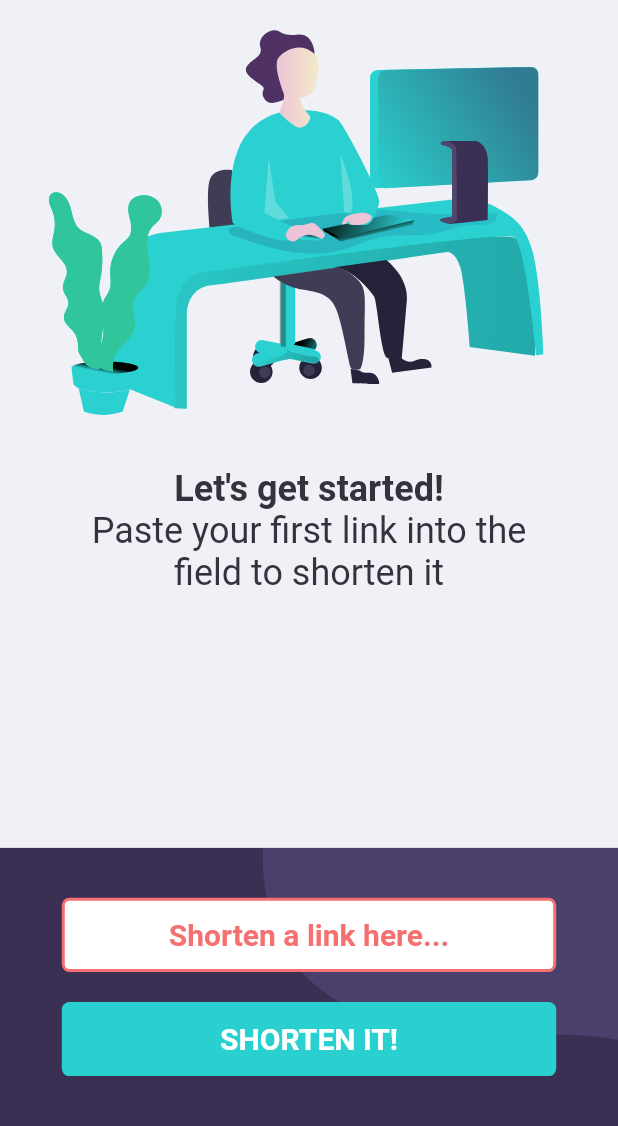
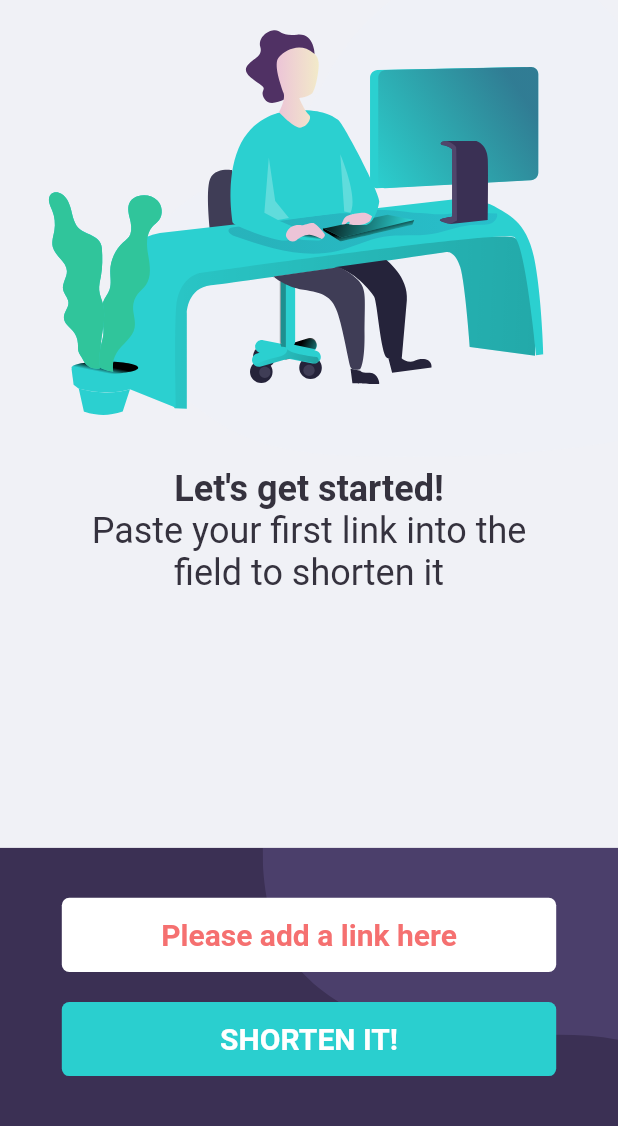
Before and after one commit to tahiruzelli/Link-Shorter-Flutter, a Flutter app: the screen it shows after launch, after a tap on "SHORTEN IT!", on a phone screen of 412 x 824 dp, the part 110-1236 px from its top. Run offline on Flutter 3.47's test engine with Material 2 defaults, Android fonts, the light colour scheme and no system bars; our stand-ins replace flutter_svg, get, get_storage.

Commit message:
proje tamamlandi ve unit testler yazildi(custom paint haric)

```diff
--- a/lib/Controllers/HomePageController/home_page_controller.dart
+++ b/lib/Controllers/HomePageController/home_page_controller.dart
@@ -3,8 +3,8 @@ import 'package:get/get.dart';
 import 'package:get_storage/get_storage.dart';
 import 'package:link_shorter/Controllers/MainController/main_controller.dart';
 import 'package:link_shorter/Globals/Widgets/Alerts/custom_snackbar.dart';
-import 'package:link_shorter/Globals/app_state.dart';
-
+import 'package:link_shorter/Models/in_storage_shorten_link_model.dart';
+import '../../Globals/Constans/get_storage_keys.dart';
 import '../../Repositories/LinkShorterRepository/link_shorter_repository.dart';
 
 class HomePageController extends GetxController {
@@ -14,7 +14,7 @@ class HomePageController extends GetxController {
   get getShortenLinkController => _shortenLinkController;
 
   RxInt copiedLinkIndex = RxInt(0);
-  get getCopiedLinkIndex => copiedLinkIndex.value;
+  RxInt get getCopiedLinkIndex => copiedLinkIndex;
   void setCopiedLinkIndex(int value) {
     //teknik olarak mumkun olmasa da listenin uzunlugundan buyuk bir index almamasini sagladim
     if (value <= _shortenLinkHistoryList!.length) {
@@ -27,27 +27,39 @@ class HomePageController extends GetxController {
     // TODO: implement onInit
     super.onInit();
     copiedLinkIndex.value = -1;
+    List? tmp = GetStorage().read(shortenLinkHistoryKey);
+    tmp ??= [];
     _shortenLinkHistoryList?.value =
-        GetStorage().read('shortenLinkHistory') ?? [];
-    //eger daha once hic kayit olmamissa null olmasindan oturu olacak hatalari
-    // bos liste yaparak fixliyorum
+        (tmp).map((e) => InStorageShortenLinkModel.fromJson(e)).toList();
   }
 
-  final RxList? _shortenLinkHistoryList = [].obs;
-  List get getShortenLinkHistoryList => _shortenLinkHistoryList!;
+  final RxList<InStorageShortenLinkModel>? _shortenLinkHistoryList =
+      <InStorageShortenLinkModel>[].obs;
+  List<InStorageShortenLinkModel> get getShortenLinkHistoryList =>
+      _shortenLinkHistoryList!;
 
-  void addShortenLinkHistoryList({String? longLink, String? shortenLink}) {
-    Map tmp = {
+  void addShortenLinkHistoryList(
+      {required String longLink, required String shortenLink}) async {
+    Map<String, dynamic> tmp = {
       'longLink': longLink,
       'shortenLink': shortenLink,
     };
-    _shortenLinkHistoryList!.add(tmp);
-    GetStorage().write('shortenLinkHistory', _shortenLinkHistoryList);
+    if (_shortenLinkHistoryList == null) {
+      _shortenLinkHistoryList?.value = [];
+    }
+    _shortenLinkHistoryList!.add(InStorageShortenLinkModel.fromJson(tmp));
+    await GetStorage().write(
+      shortenLinkHistoryKey,
+      InStorageShortenLinkModel().toMap(
+        _shortenLinkHistoryList ?? [],
+      ),
+    );
   }
 
-  void removeShortenLinkHistoryList(index) {
+  void removeShortenLinkHistoryList(int index) async {
     _shortenLinkHistoryList!.removeAt(index);
-    GetStorage().write('shortenLinkHistory', _shortenLinkHistoryList);
+    await GetStorage().write(shortenLinkHistoryKey,
+        InStorageShortenLinkModel().toMap(_shortenLinkHistoryList!));
   }
 
   Future getShortLink(String longLink) async {
@@ -65,8 +77,11 @@ class HomePageController extends GetxController {
     if (_shortenLinkController.text == '' ||
         _shortenLinkController.text.isEmpty) {
       errorStatus.value = true;
+      _shortenLinkController.clear();
       warningSnackBar("Link can not be empty");
     } else if (!GetUtils.isURL(_shortenLinkController.text)) {
+      errorStatus.value = true;
+      _shortenLinkController.clear();
       warningSnackBar("Entered url is not valid");
     } else {
       // Herhangi bir syntax problemi olmadigina emin olduktan sonra api requesti atiyoruz.
--- a/lib/Controllers/MainController/main_controller.dart
+++ b/lib/Controllers/MainController/main_controller.dart
@@ -1,12 +1,37 @@
-import 'package:get/get_state_manager/get_state_manager.dart';
+import 'package:flutter/material.dart';
+import 'package:get/get.dart';
+import 'package:get_storage/get_storage.dart';
+import 'package:link_shorter/Globals/Constans/get_storage_keys.dart';
 import 'package:link_shorter/Globals/app_state.dart';
+import 'package:link_shorter/Views/IntroViews/intro_view.dart';
+import '../../Views/HomePageView/home_page.dart';
 
 class MainController extends GetxController {
   late AppState appState;
+  bool? isUserSeeIntro;
+  void onSkipButtonPressed() {
+    isUserSeeIntro = true;
+    GetStorage().write(isUserSeeIntroKey, isUserSeeIntro);
+    Get.offAll(HomePageView());
+  }
+
+  Widget firstRoute() {
+    if (isUserSeeIntro ?? false) {
+      return IntroView();
+    } else {
+      return HomePageView();
+    }
+  }
+
+  void changeAppState(AppState appState) {
+    this.appState = appState;
+  }
+
   @override
   void onInit() {
     // TODO: implement onInit
     super.onInit();
     appState = AppState.DONE;
+    isUserSeeIntro = GetStorage().read(isUserSeeIntroKey) ?? false;
   }
 }
--- /dev/null
+++ b/lib/Globals/Constans/get_storage_keys.dart
@@ -0,0 +1,2 @@
+String isUserSeeIntroKey = "isUserSeeIntro";
+String shortenLinkHistoryKey = "shortenLinkHistory";
--- a/lib/Globals/Widgets/Buttons/blue_button.dart
+++ b/lib/Globals/Widgets/Buttons/blue_button.dart
@@ -1,21 +1,20 @@
 import 'package:flutter/material.dart';
 import 'package:get/get.dart';
-import 'package:link_shorter/Controllers/HomePageController/home_page_controller.dart';
-import 'package:link_shorter/Globals/Widgets/Alerts/custom_snackbar.dart';
-
 import '../../Constans/colors.dart';
 
 class BlueButton extends StatelessWidget {
   late String buttonContent;
-  BlueButton({required this.buttonContent, Key? key}) : super(key: key);
-  HomePageController homePageController = Get.find();
+  late Function buttonFunction;
+  BlueButton(
+      {required this.buttonContent, required this.buttonFunction, Key? key})
+      : super(key: key);
   @override
   Widget build(BuildContext context) {
     return Align(
       alignment: Alignment.center,
       child: InkWell(
         onTap: () {
-          homePageController.onShortenItButtonPressed();
+          buttonFunction();
         },
         child: Container(
           width: Get.width * 0.8,
--- a/lib/Globals/Widgets/Inputs/custom_textfield.dart
+++ b/lib/Globals/Widgets/Inputs/custom_textfield.dart
@@ -1,16 +1,9 @@
 import 'package:flutter/material.dart';
 import 'package:get/get.dart';
 import 'package:link_shorter/Controllers/HomePageController/home_page_controller.dart';
-
 import '../../Constans/colors.dart';
 
-// customTextField(context, bool errosStatus) {
-//   MainController mainController = Get.find();
-//   return
-// }
 class CustomTextField extends StatelessWidget {
-  late bool errorStatus;
-  CustomTextField(this.errorStatus);
   HomePageController homePageController = Get.find();
   @override
   Widget build(BuildContext context) {
@@ -22,21 +15,28 @@ class CustomTextField extends StatelessWidget {
         borderRadius: BorderRadius.circular(5),
         border: Border.all(
           width: 2,
-          color: errorStatus ? colorRed : Colors.transparent,
+          color: homePageController.errorStatus.value
+              ? colorRed
+              : Colors.transparent,
         ),
       ),
       child: Padding(
         padding: const EdgeInsets.only(top: 4.0),
-        child: TextField(
+        child: Obx(
+          () => TextField(
             controller: homePageController.getShortenLinkController,
             textAlign: TextAlign.center,
             decoration: InputDecoration(
               border: InputBorder.none,
-            hintText: 'Shorten a link here...',
+              hintText: homePageController.errorStatus.value
+                  ? "Please add a link here"
+                  : 'Shorten a link here...',
               hintStyle: TextStyle(
-              color: errorStatus ? colorRed : colorGrey,
+                color:
+                    homePageController.errorStatus.value ? colorRed : colorGrey,
                 fontWeight: FontWeight.bold,
                 fontSize: 20,
+              ),
             ),
           ),
         ),
--- /dev/null
+++ b/lib/Models/in_storage_shorten_link_model.dart
@@ -0,0 +1,27 @@
+class InStorageShortenLinkModel {
+  String? longLink;
+  String? shortenLink;
+  InStorageShortenLinkModel({this.longLink, this.shortenLink});
+  InStorageShortenLinkModel.fromJson(Map<String, dynamic> json) {
+    longLink = json['longLink'];
+    shortenLink = json['shortenLink'];
+  }
+
+  Map<String, dynamic> toJson() {
+    final Map<String, dynamic> data = Map<String, dynamic>();
+    data['longLink'] = longLink;
+    data['shortenLink'] = shortenLink;
+    return data;
+  }
+
+  List<Map> toMap(List<InStorageShortenLinkModel> list) {
+    List<Map> newList = [];
+    list.forEach((element) {
+      newList.add({
+        "longLink" : element.longLink,
+        "shortenLink" : element.shortenLink,
+      });
+    });
+    return newList;
+  }
+}
--- a/lib/Views/HomePageView/Widgets/botom_bar.dart
+++ b/lib/Views/HomePageView/Widgets/botom_bar.dart
@@ -29,11 +29,13 @@ class CustomBottomBar extends StatelessWidget {
           Column(
             mainAxisAlignment: MainAxisAlignment.center,
             children: [
-              Obx(
-                () => CustomTextField(homePageController.errorStatus.value),
+              CustomTextField(),
+              const SizedBox(height: 20),
+              BlueButton(
+                buttonContent: 'SHORTEN IT!',
+                buttonFunction: () =>
+                    homePageController.onShortenItButtonPressed(),
               ),
-              const SizedBox(height: 20),
-              BlueButton(buttonContent: 'SHORTEN IT!'),
             ],
           )
         ],
--- a/lib/Views/HomePageView/home_page.dart
+++ b/lib/Views/HomePageView/home_page.dart
@@ -29,27 +29,26 @@ class HomePageView extends StatelessWidget {
           centerTitle: true,
           elevation: 0,
         ),
-        body: Stack(
+        body: Column(
+          mainAxisAlignment: MainAxisAlignment.spaceBetween,
           children: [
             homePageController.getShortenLinkHistoryList.isEmpty
                 ? emptyPage()
-                : ListView.builder(
+                : Expanded(
+                    child: SizedBox(
+                      child: ListView.builder(
                         itemCount:
                             homePageController.getShortenLinkHistoryList.length,
                         itemBuilder: (context, index) {
                           return LinkHistoryCard(
                             homePageController.getShortenLinkHistoryList[index],
-                        homePageController.getCopiedLinkIndex == index
-                            ? true
-                            : false,
                             index,
                           );
                         },
                       ),
-            Positioned(
-              bottom: 0,
-              child: CustomBottomBar(),
-            )
+                    ),
+                  ),
+            CustomBottomBar()
           ],
         ),
       ),
--- a/lib/main.dart
+++ b/lib/main.dart
@@ -2,8 +2,6 @@ import 'package:flutter/material.dart';
 import 'package:get/get.dart';
 import 'package:get_storage/get_storage.dart';
 import 'package:link_shorter/Controllers/MainController/main_controller.dart';
-
-import 'Views/HomePageView/home_page.dart';
 
 void main() async {
   await GetStorage.init();
@@ -21,7 +19,7 @@ class MyApp extends StatelessWidget {
       theme: ThemeData(
         primarySwatch: Colors.blue,
       ),
-      home: HomePageView(),
+      home: mainController.firstRoute(),
     );
   }
 }
--- a/pubspec.yaml
+++ b/pubspec.yaml
@@ -38,10 +38,14 @@ dependencies:
   flutter_svg: ^1.0.3
   get_storage: ^2.0.3
   http: ^0.13.4
+  intro_slider: ^3.0.3
 
 dev_dependencies:
   flutter_test:
     sdk: flutter
+  flutter_driver: # Eklendi
+    sdk: flutter  # Eklendi
+  test: ^1.14.4   # Eklendi
 
   # The "flutter_lints" package below contains a set of recommended lints to
   # encourage good coding practices. The lint set provided by the package is
```
Also changed, not shown: lib/Models/slider_model.dart (added, +53 -0 lines), lib/Views/HomePageView/Widgets/copy_button.dart (+13 -9 lines), lib/Views/HomePageView/Widgets/link_history_card.dart (+15 -15 lines), lib/Views/IntroViews/intro_view.dart (added, +51 -0 lines), lib/Views/IntroViews/slider_page.dart (added, +170 -0 lines), 2 other files. Lines whose indentation alone changed are shown as unchanged.
